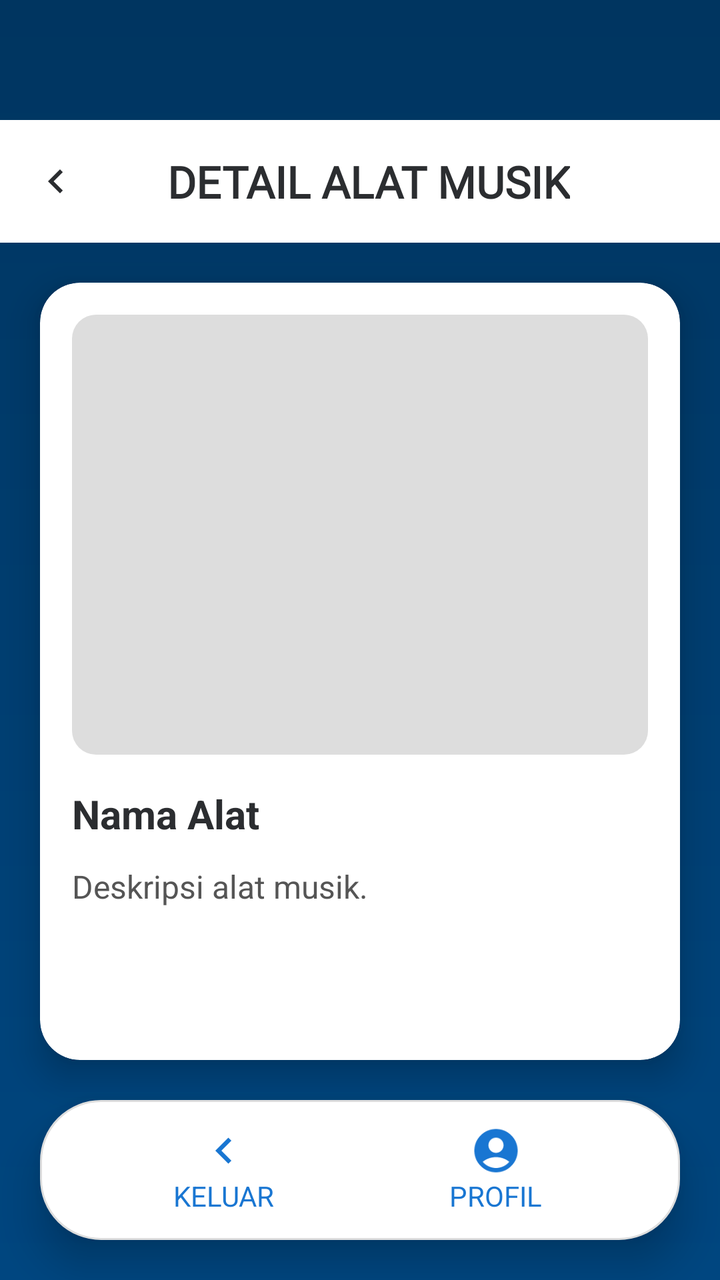
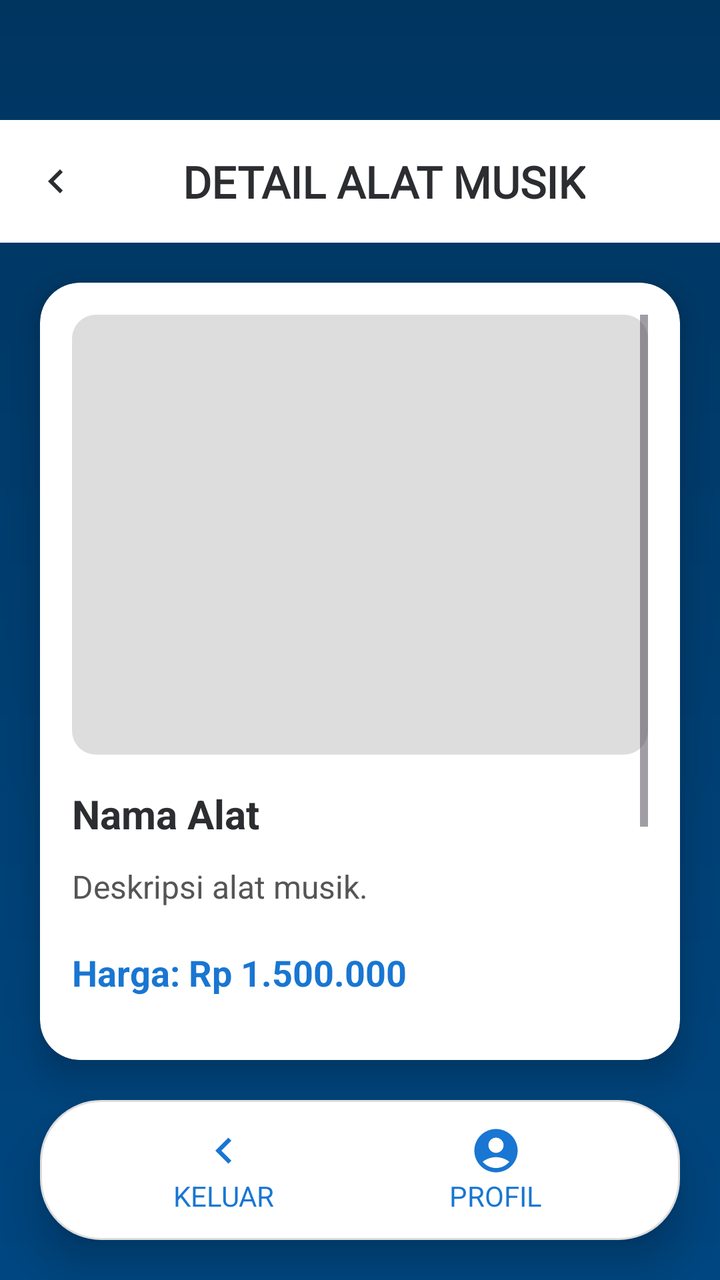

Compare the two renders of this Android layout. The source of the first and the diff that turns it into the second are given below.
<!-- AndroidManifest.xml: application theme Theme.MusikAryo -->
<!-- res/layout/activity_detail.xml -->
<?xml version="1.0" encoding="utf-8"?>
<androidx.constraintlayout.widget.ConstraintLayout
    xmlns:android="http://schemas.android.com/apk/res/android"
    xmlns:app="http://schemas.android.com/apk/res-auto"
    android:layout_width="match_parent"
    android:layout_height="match_parent"
    android:background="@drawable/bg_header_gradient">

    <androidx.constraintlayout.widget.ConstraintLayout
        android:id="@+id/headerLayoutDetail"
        android:layout_width="0dp"
        android:layout_height="wrap_content"
        android:layout_marginTop="60dp"
        android:background="@color/white"
        android:padding="16dp"
        app:layout_constraintEnd_toEndOf="parent"
        app:layout_constraintStart_toStartOf="parent"
        app:layout_constraintTop_toTopOf="parent">

        <ImageView
            android:id="@+id/btnKembali"
            android:layout_width="24dp"
            android:layout_height="24dp"
            android:contentDescription="Back"
            android:src="@drawable/ic_exit"
            app:layout_constraintBottom_toBottomOf="parent"
            app:layout_constraintStart_toStartOf="parent"
            app:layout_constraintTop_toTopOf="parent"
            app:tint="#2B2D30" />

        <TextView
            android:id="@+id/tvHeaderDetail"
            android:layout_width="wrap_content"
            android:layout_height="wrap_content"
            android:fontFamily="@font/poppins_bold"
            android:text="DETAIL ALAT MUSIK"
            android:textColor="#2B2D30"
            android:textSize="22sp"
            android:textStyle="bold"
            app:layout_constraintBottom_toBottomOf="parent"
            app:layout_constraintEnd_toEndOf="parent"
            app:layout_constraintHorizontal_bias="0.425"
            app:layout_constraintStart_toEndOf="@id/btnKembali"
            app:layout_constraintTop_toTopOf="parent"
            app:layout_constraintVertical_bias="0.0" />
    </androidx.constraintlayout.widget.ConstraintLayout>

    <androidx.cardview.widget.CardView
        android:layout_width="0dp"
        android:layout_height="0dp"
        android:layout_margin="20dp"
        app:cardCornerRadius="20dp"
        app:cardElevation="10dp"
        app:layout_constraintTop_toBottomOf="@id/headerLayoutDetail"
        app:layout_constraintBottom_toTopOf="@id/bottomNav"
        app:layout_constraintStart_toStartOf="parent"
        app:layout_constraintEnd_toEndOf="parent">

        <ScrollView
            android:layout_width="match_parent"
            android:layout_height="match_parent"
            android:padding="16dp">

            <LinearLayout
                android:layout_width="match_parent"
                android:layout_height="wrap_content"
                android:orientation="vertical">

                <ImageView
                    android:id="@+id/imgDetail"
                    android:layout_width="match_parent"
                    android:layout_height="220dp"
                    android:scaleType="centerCrop"
                    android:background="@drawable/bg_rounded_img"
                    android:layout_marginBottom="16dp"/>

                <TextView
                    android:id="@+id/tvNamaDetail"
                    android:layout_width="match_parent"
                    android:layout_height="wrap_content"
                    android:text="Nama Alat"
                    android:textStyle="bold"
                    android:textSize="20sp"
                    android:textColor="#2B2D30"
                    android:layout_marginBottom="12dp"/>

                <TextView
                    android:id="@+id/tvDeskripsiDetail"
                    android:layout_width="match_parent"
                    android:layout_height="wrap_content"
                    android:text="Deskripsi alat musik."
                    android:textSize="16sp"
                    android:textColor="#555555"/>
            </LinearLayout>
        </ScrollView>
    </androidx.cardview.widget.CardView>

    <LinearLayout
        android:id="@+id/bottomNav"
        android:layout_width="0dp"
        android:layout_height="70dp"
        android:layout_margin="20dp"
        android:layout_marginBottom="50dp"
        android:background="@drawable/bg_bottom_nav"
        android:elevation="12dp"
        android:gravity="center"
        android:orientation="horizontal"
        android:paddingHorizontal="24dp"
        android:paddingVertical="10dp"
        app:layout_constraintBottom_toBottomOf="parent"
        app:layout_constraintStart_toStartOf="parent"
        app:layout_constraintEnd_toEndOf="parent">

        <LinearLayout
            android:id="@+id/btnExit"
            android:layout_width="0dp"
            android:layout_height="match_parent"
            android:layout_weight="1"
            android:gravity="center"
            android:orientation="vertical">

            <ImageView
                android:layout_width="26dp"
                android:layout_height="26dp"
                android:src="@drawable/ic_exit"
                app:tint="@color/blue_700"/>

            <TextView
                android:layout_width="wrap_content"
                android:layout_height="wrap_content"
                android:text="KELUAR"
                android:textColor="@color/blue_700"
                android:textSize="14sp"/>
        </LinearLayout>

        <LinearLayout
            android:id="@+id/btnProfil"
            android:layout_width="0dp"
            android:layout_height="match_parent"
            android:layout_weight="1"
            android:gravity="center"
            android:orientation="vertical">

            <ImageView
                android:layout_width="26dp"
                android:layout_height="26dp"
                android:src="@drawable/ic_user"
                app:tint="@color/blue_700"/>

            <TextView
                android:layout_width="wrap_content"
                android:layout_height="wrap_content"
                android:text="PROFIL"
                android:textColor="@color/blue_700"
                android:textSize="14sp"/>
        </LinearLayout>
    </LinearLayout>

</androidx.constraintlayout.widget.ConstraintLayout>
<!-- resources referenced by this layout -->
<resources>
  <color name="blue_700">#1976D2</color>
  <color name="white">#FFFFFFFF</color>
  <!-- drawable bg_bottom_nav (drawable) -->
  <shape xmlns:android="http://schemas.android.com/apk/res/android"
      android:shape="rectangle">
      <solid android:color="#FFFFFF"/>
      <corners android:radius="30dp"/>
      <stroke android:width="1dp" android:color="#DDDDDD"/>
  </shape>
  <!-- drawable bg_header_gradient (drawable) -->
  <shape xmlns:android="http://schemas.android.com/apk/res/android">
      <gradient
          android:startColor="#003560"
          android:endColor="#004680"
          android:angle="140"/>
  </shape>
  <!-- drawable bg_rounded_img (drawable) -->
  <shape xmlns:android="http://schemas.android.com/apk/res/android" android:shape="rectangle">
      <corners android:radius="12dp"/>
      <solid android:color="#DDDDDD"/>
  </shape>
  <!-- drawable ic_exit (drawable) -->
  <vector xmlns:android="http://schemas.android.com/apk/res/android" android:autoMirrored="true" android:height="24dp" android:tint="#000000" android:viewportHeight="960" android:viewportWidth="960" android:width="24dp">
        
      <path android:fillColor="@android:color/white" android:pathData="M560,720L320,480L560,240L616,296L432,480L616,664L560,720Z"/>
      
  </vector>
  <!-- drawable ic_user (drawable) -->
  <vector xmlns:android="http://schemas.android.com/apk/res/android" android:height="24dp" android:tint="#000000" android:viewportHeight="24" android:viewportWidth="24" android:width="24dp">
        
      <path android:fillColor="@android:color/white" android:pathData="M12,2C6.48,2 2,6.48 2,12s4.48,10 10,10s10,-4.48 10,-10S17.52,2 12,2zM12,6c1.93,0 3.5,1.57 3.5,3.5S13.93,13 12,13s-3.5,-1.57 -3.5,-3.5S10.07,6 12,6zM12,20c-2.03,0 -4.43,-0.82 -6.14,-2.88C7.55,15.8 9.68,15 12,15s4.45,0.8 6.14,2.12C16.43,19.18 14.03,20 12,20z"/>
      
  </vector>
  <style name="Theme.MusikAryo" parent="Theme.Material3.DayNight.NoActionBar">
          
          <item name="colorPrimary">@color/blue_500</item>
          <item name="colorPrimaryVariant">@color/blue_700</item>
          <item name="colorOnPrimary">@android:color/white</item>
  
          
          <item name="android:buttonStyle">@style/MyButton.Blue</item>
      </style>
  <color name="blue_500">#2196F3</color>
  <style name="MyButton.Blue" parent="@android:style/Widget.Button">
          <item name="android:backgroundTint">@null</item>
          <item name="android:background">@drawable/bg_button_blue</item>
          <item name="android:textColor">@android:color/white</item>
      </style>
  <!-- drawable bg_button_blue (drawable) -->
  <?xml version="1.0" encoding="utf-8"?>
  <shape xmlns:android="http://schemas.android.com/apk/res/android" android:shape="rectangle">
      <gradient
          android:startColor="#2196F3"
          android:endColor="#1976D2"
          android:angle="90"/>
      <corners android:radius="30dp"/>
      <padding
          android:left="20dp"
          android:top="14dp"
          android:right="20dp"
          android:bottom="14dp"/>
  </shape>
</resources>

<!-- the commit's change to res/layout/activity_detail.xml (unified diff, before → after) -->
@@ -39,13 +39,12 @@
             android:textStyle="bold"
             app:layout_constraintBottom_toBottomOf="parent"
             app:layout_constraintEnd_toEndOf="parent"
-            app:layout_constraintHorizontal_bias="0.425"
             app:layout_constraintStart_toEndOf="@id/btnKembali"
-            app:layout_constraintTop_toTopOf="parent"
-            app:layout_constraintVertical_bias="0.0" />
+            app:layout_constraintTop_toTopOf="parent" />
     </androidx.constraintlayout.widget.ConstraintLayout>
 
     <androidx.cardview.widget.CardView
+        android:id="@+id/cardDetail"
         android:layout_width="0dp"
         android:layout_height="0dp"
         android:layout_margin="20dp"
@@ -90,7 +89,70 @@
                     android:layout_height="wrap_content"
                     android:text="Deskripsi alat musik."
                     android:textSize="16sp"
-                    android:textColor="#555555"/>
+                    android:textColor="#555555"
+                    android:layout_marginBottom="20dp"/>
+
+                <TextView
+                    android:id="@+id/tvHargaDetail"
+                    android:layout_width="match_parent"
+                    android:layout_height="wrap_content"
+                    android:text="Harga: Rp 1.500.000"
+                    android:textSize="18sp"
+                    android:textStyle="bold"
+                    android:textColor="@color/blue_700"
+                    android:layout_marginBottom="12dp" />
+
+
+                <Button
+                    android:id="@+id/btnBeli"
+                    android:layout_width="match_parent"
+                    android:layout_height="wrap_content"
+                    android:backgroundTint="@color/blue_700"
+                    android:text="BELI SEKARANG"
+                    android:textColor="@color/white"
+                    android:textStyle="bold"
+                    android:layout_marginBottom="20dp"/>
+
+                <TextView
+                    android:id="@+id/tvHubungiKami"
+                    android:layout_width="match_parent"
+                    android:layout_height="wrap_content"
+                    android:text="HUBUNGI KAMI"
+                    android:textStyle="bold"
+                    android:textSize="18sp"
+                    android:textColor="#2B2D30"
+                    android:gravity="center"
+                    android:layout_marginTop="16dp"
+                    android:layout_marginBottom="8dp"/>
+
+                <LinearLayout
+                    android:id="@+id/socialLayout"
+                    android:layout_width="match_parent"
+                    android:layout_height="wrap_content"
+                    android:orientation="horizontal"
+                    android:gravity="center">
+
+                    <ImageView
+                        android:id="@+id/icInstagram"
+                        android:layout_width="40dp"
+                        android:layout_height="40dp"
+                        android:src="@drawable/ic_instagram"
+                        android:layout_margin="8dp"/>
+
+                    <ImageView
+                        android:id="@+id/icWhatsapp"
+                        android:layout_width="40dp"
+                        android:layout_height="40dp"
+                        android:src="@drawable/ic_wa"
+                        android:layout_margin="8dp"/>
+
+                    <ImageView
+                        android:id="@+id/icFacebook"
+                        android:layout_width="40dp"
+                        android:layout_height="40dp"
+                        android:src="@drawable/ic_fb"
+                        android:layout_margin="8dp"/>
+                </LinearLayout>
             </LinearLayout>
         </ScrollView>
     </androidx.cardview.widget.CardView>
<!-- resource entries referenced after the edit -->
@@ -27,12 +27,15 @@
       <path android:fillColor="@android:color/white" android:pathData="M560,720L320,480L560,240L616,296L432,480L616,664L560,720Z"/>
       
   </vector>
+  <!-- drawable ic_fb: png bitmap (drawable, 25900 bytes) -->
+  <!-- drawable ic_instagram: png bitmap (drawable, 41575 bytes) -->
   <!-- drawable ic_user (drawable) -->
   <vector xmlns:android="http://schemas.android.com/apk/res/android" android:height="24dp" android:tint="#000000" android:viewportHeight="24" android:viewportWidth="24" android:width="24dp">
         
       <path android:fillColor="@android:color/white" android:pathData="M12,2C6.48,2 2,6.48 2,12s4.48,10 10,10s10,-4.48 10,-10S17.52,2 12,2zM12,6c1.93,0 3.5,1.57 3.5,3.5S13.93,13 12,13s-3.5,-1.57 -3.5,-3.5S10.07,6 12,6zM12,20c-2.03,0 -4.43,-0.82 -6.14,-2.88C7.55,15.8 9.68,15 12,15s4.45,0.8 6.14,2.12C16.43,19.18 14.03,20 12,20z"/>
       
   </vector>
+  <!-- drawable ic_wa: png bitmap (drawable, 34474 bytes) -->
   <style name="Theme.MusikAryo" parent="Theme.Material3.DayNight.NoActionBar">
           
           <item name="colorPrimary">@color/blue_500</item>
